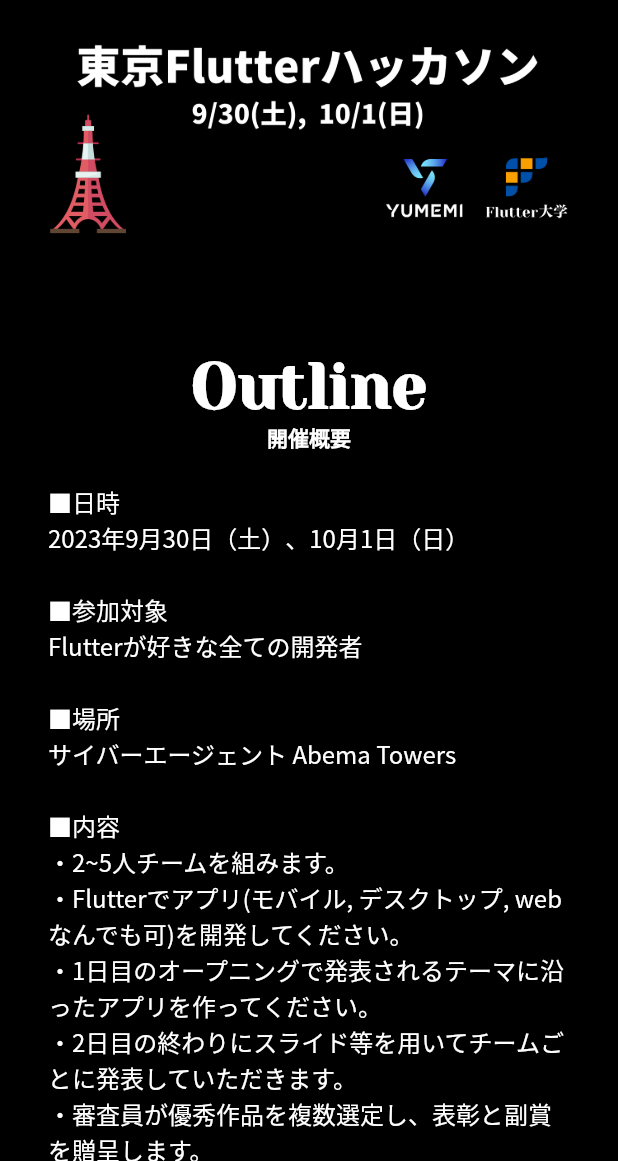
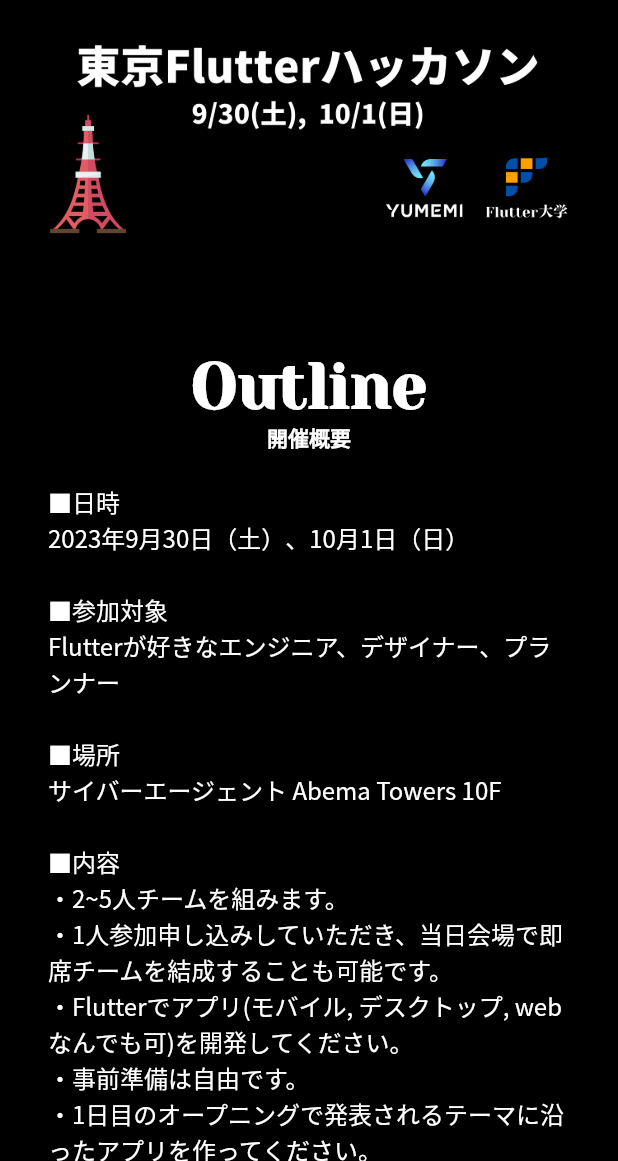
Before and after one commit to flutteruniv/TokyoFlutterHackathon, a Flutter app: the screen it shows after launch, on a phone screen of 412 x 824 dp, the part 75-1236 px from its top. Run offline on Flutter 3.47's test engine with Material 2 defaults, Android fonts, the phone set to English and light mode, and no system bars; our stand-ins replace flutter_html, go_router, responsive_builder.

Commit message:
アウトラインに文言を追加

```diff
--- a/lib/presentation/lp_outline_widget.dart
+++ b/lib/presentation/lp_outline_widget.dart
@@ -31,7 +31,7 @@
           ),
           SizedBox(height: isMobile ? 20 : 40),
           Text(
-            '■日時\n2023年9月30日（土）、10月1日（日）\n\n■参加対象\nFlutterが好きな全ての開発者\n\n■場所\nサイバーエージェント Abema Towers\n\n■内容\n・2~5人チームを組みます。\n・Flutterでアプリ(モバイル, デスクトップ, webなんでも可)を開発してください。\n・1日目のオープニングで発表されるテーマに沿ったアプリを作ってください。\n・2日目の終わりにスライド等を用いてチームごとに発表していただきます。\n・審査員が優秀作品を複数選定し、表彰と副賞を贈呈します。\n\n■募集チーム数\n・最大20チーム\n・オンライン参加は原則なし\n・応募多数の場合は抽選',
+            '■日時\n2023年9月30日（土）、10月1日（日）\n\n■参加対象\nFlutterが好きなエンジニア、デザイナー、プランナー\n\n■場所\nサイバーエージェント Abema Towers 10F\n\n■内容\n・2~5人チームを組みます。\n・1人参加申し込みしていただき、当日会場で即席チームを結成することも可能です。\n・Flutterでアプリ(モバイル, デスクトップ, webなんでも可)を開発してください。\n・事前準備は自由です。\n・1日目のオープニングで発表されるテーマに沿ったアプリを作ってください。\n・2日目の終わりにスライド等を用いてチームごとに発表していただきます。\n・審査員が優秀作品を複数選定し、表彰と副賞を贈呈します。\n\n■募集チーム数\n・最大20チーム\n・オンライン参加は原則なし\n・応募多数の場合は抽選',
             style: Theme.of(context).textTheme.titleMedium!.copyWith(
                   color: Colors.white,
                   fontWeight: FontWeight.normal,
```
